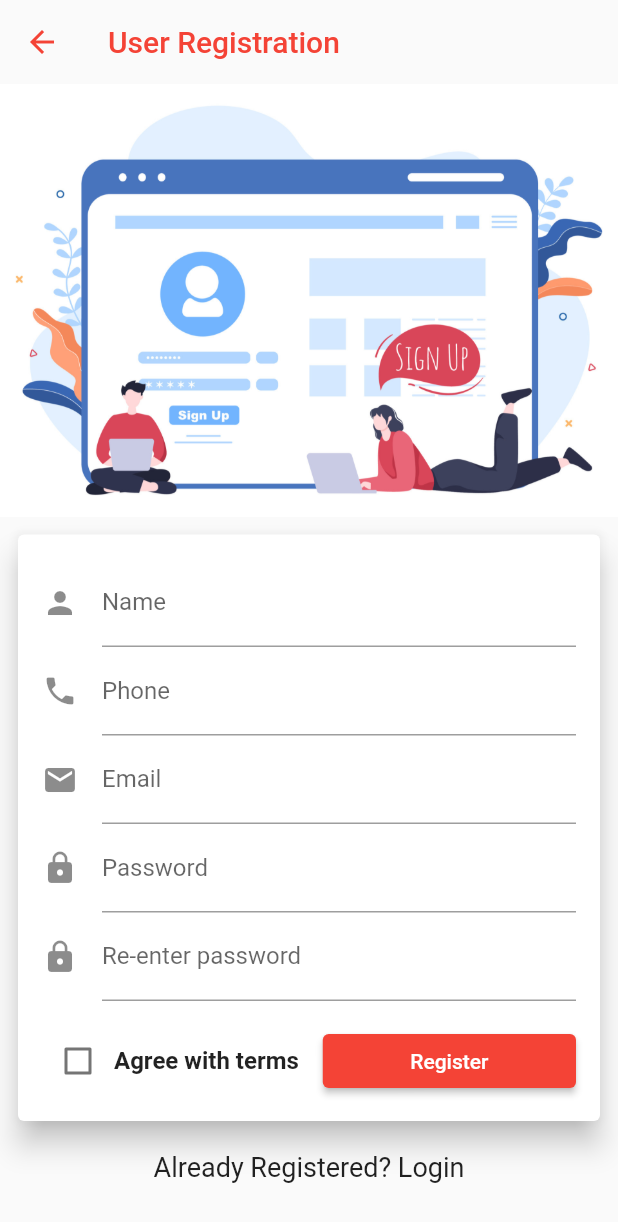
After one commit to ahmadhanis/FlutterA222, a Flutter app: the screen it shows after launch, item 3 of the bottom bar chosen, after a tap on "REGISTRATION", on a phone screen of 412 x 824 dp. The commit adds this screen. Shown: the top 1222 px of the screen. Run offline on Flutter 3.47's test engine with Material 2 defaults, Android fonts, the phone set to English and light mode, and no system bars; our stand-ins replace audioplayers, google_fonts, shared_preferences.

Commit message:
MyNelayan
UI update
Server script
User class

```diff
--- a/mynelayan/lib/main.dart
+++ b/mynelayan/lib/main.dart
@@ -1,4 +1,5 @@
 import 'package:flutter/material.dart';
+import 'package:google_fonts/google_fonts.dart';
 
 import 'splashscreen.dart';
 
@@ -15,6 +16,10 @@ class MyApp extends StatelessWidget {
       title: 'MyNelayan',
       theme: ThemeData(
         primarySwatch: Colors.red,
+        textTheme: GoogleFonts.aBeeZeeTextTheme(
+          Theme.of(context)
+              .textTheme, // If this is not set, then ThemeData.light().textTheme is used.
+        ),
       ),
       home: const SplashScreen(),
     );
--- /dev/null
+++ b/mynelayan/lib/models/user.dart
@@ -0,0 +1,40 @@
+class User {
+  String? id;
+  String? email;
+  String? name;
+  String? phone;
+  String? password;
+  String? otp;
+  String? datereg;
+
+  User(
+      {this.id,
+      this.email,
+      this.name,
+      this.phone,
+      this.password,
+      this.otp,
+      this.datereg});
+
+  User.fromJson(Map<String, dynamic> json) {
+    id = json['id'];
+    email = json['email'];
+    name = json['name'];
+    phone = json['phone'];
+    password = json['password'];
+    otp = json['otp'];
+    datereg = json['datereg'];
+  }
+
+  Map<String, dynamic> toJson() {
+    final Map<String, dynamic> data = <String, dynamic>{};
+    data['id'] = id;
+    data['email'] = email;
+    data['name'] = name;
+    data['phone'] = phone;
+    data['password'] = password;
+    data['otp'] = otp;
+    data['datereg'] = datereg;
+    return data;
+  }
+}
--- /dev/null
+++ b/mynelayan/lib/myconfig.dart
@@ -0,0 +1,3 @@
+class MyConfig{
+  String SERVER = "http://10.19.78.83";
+}
--- a/mynelayan/lib/splashscreen.dart
+++ b/mynelayan/lib/splashscreen.dart
@@ -1,6 +1,11 @@
 import 'dart:async';
+import 'dart:convert';
 import 'package:flutter/material.dart';
+import 'package:mynelayan/myconfig.dart';
 import 'package:mynelayan/views/screens/mainscreen.dart';
+import 'package:shared_preferences/shared_preferences.dart';
+import 'package:http/http.dart' as http;
+import 'models/user.dart';
 
 class SplashScreen extends StatefulWidget {
   const SplashScreen({super.key});
@@ -13,10 +18,12 @@ class SplashScreenState extends State<SplashScreen> {
   @override
   void initState() {
     super.initState();
-    Timer(
-        const Duration(seconds: 3),
-        () => Navigator.pushReplacement(context,
-            MaterialPageRoute(builder: (content) => const MainScreen())));
+    checkAndLogin();
+    //loadPref();
+    // Timer(
+    //     const Duration(seconds: 3),
+    //     () => Navigator.pushReplacement(context,
+    //         MaterialPageRoute(builder: (content) =>  MainScreen())));
   }
 
   @override
@@ -56,4 +63,55 @@ class SplashScreenState extends State<SplashScreen> {
       ],
     ));
   }
+
+  checkAndLogin() async {
+    SharedPreferences prefs = await SharedPreferences.getInstance();
+    String email = (prefs.getString('email')) ?? '';
+    String password = (prefs.getString('pass')) ?? '';
+    bool ischeck = (prefs.getBool('checkbox')) ?? false;
+    late User user;
+    if (ischeck) {
+      http.post(Uri.parse("${MyConfig().SERVER}/mynelayan/php/login_user.php"),
+          body: {"email": email, "password": password}).then((response) {
+        if (response.statusCode == 200) {
+          var jsondata = jsonDecode(response.body);
+          user = User.fromJson(jsondata['data']);
+          Timer(
+              const Duration(seconds: 3),
+              () => Navigator.pushReplacement(
+                  context,
+                  MaterialPageRoute(
+                      builder: (content) => MainScreen(user: user))));
+        } else {
+          user = User(
+              id: "na",
+              name: "na",
+              email: "na",
+              phone: "na",
+              datereg: "na",
+              password: "na",
+              otp: "na");
+          Timer(
+              const Duration(seconds: 3),
+              () => Navigator.pushReplacement(
+                  context,
+                  MaterialPageRoute(
+                      builder: (content) => MainScreen(user: user))));
+        }
+      }).timeout(const Duration(seconds: 5));
+    } else {
+      user = User(
+          id: "na",
+          name: "na",
+          email: "na",
+          phone: "na",
+          datereg: "na",
+          password: "na",
+          otp: "na");
+      Timer(
+          const Duration(seconds: 3),
+          () => Navigator.pushReplacement(context,
+              MaterialPageRoute(builder: (content) => MainScreen(user: user))));
+    }
+  }
 }
--- a/mynelayan/lib/views/screens/buyertabscreen.dart
+++ b/mynelayan/lib/views/screens/buyertabscreen.dart
@@ -1,9 +1,11 @@
 import 'package:flutter/material.dart';
+import 'package:mynelayan/models/user.dart';
 
 //for buyer screen
 
 class BuyerTabScreen extends StatefulWidget {
-  const BuyerTabScreen({super.key});
+  final User user;
+  const BuyerTabScreen({super.key, required this.user});
 
   @override
   State<BuyerTabScreen> createState() => _BuyerTabScreenState();
@@ -27,7 +29,7 @@ class _BuyerTabScreenState extends State<BuyerTabScreen> {
   @override
   Widget build(BuildContext context) {
     return Center(
-      child: Text(maintitle),
+      child: Text(widget.user.email.toString()),
     );
   }
 }
--- a/mynelayan/lib/views/screens/mainscreen.dart
+++ b/mynelayan/lib/views/screens/mainscreen.dart
@@ -2,13 +2,16 @@ import 'package:flutter/material.dart';
 import 'package:mynelayan/views/screens/profiletabscreen.dart';
 import 'package:mynelayan/views/screens/sellertabscreen.dart';
 
+import '../../models/user.dart';
 import 'buyertabscreen.dart';
 import 'newstabscreen.dart';
 
 //for buyer screen
 
 class MainScreen extends StatefulWidget {
-  const MainScreen({super.key});
+  final User user;
+
+  const MainScreen({super.key, required this.user});
 
   @override
   State<MainScreen> createState() => _MainScreenState();
@@ -22,12 +25,13 @@ class _MainScreenState extends State<MainScreen> {
   @override
   void initState() {
     super.initState();
-    print("Buyer");
-    tabchildren = const [
-      BuyerTabScreen(),
-      SellerTabScreen(),
-      ProfileTabScreen(),
-      NewsTabScreen()
+    print(widget.user.name);
+    print("Mainscreen");
+    tabchildren =  [
+      BuyerTabScreen(user: widget.user,),
+      const SellerTabScreen(),
+      const ProfileTabScreen(),
+      const NewsTabScreen()
     ];
   }
 
@@ -40,7 +44,7 @@ class _MainScreenState extends State<MainScreen> {
   @override
   Widget build(BuildContext context) {
     return Scaffold(
-      appBar: AppBar(title: Text(maintitle)),
+      appBar: AppBar(title: Text(maintitle),),
       body: tabchildren[_currentIndex],
       bottomNavigationBar: BottomNavigationBar(
           onTap: onTabTapped,
--- a/mynelayan/lib/views/screens/profiletabscreen.dart
+++ b/mynelayan/lib/views/screens/profiletabscreen.dart
@@ -1,4 +1,6 @@
 import 'package:flutter/material.dart';
+import 'package:mynelayan/views/screens/loginscreen.dart';
+import 'package:mynelayan/views/screens/registrationscreen.dart';
 
 import 'buyertabscreen.dart';
 import 'newstabscreen.dart';
@@ -16,7 +18,7 @@ class ProfileTabScreen extends StatefulWidget {
 class _ProfileTabScreenState extends State<ProfileTabScreen> {
   late List<Widget> tabchildren;
   String maintitle = "Profile";
-
+  late double screenHeight, screenWidth, cardwitdh;
   @override
   void initState() {
     super.initState();
@@ -31,8 +33,55 @@ class _ProfileTabScreenState extends State<ProfileTabScreen> {
 
   @override
   Widget build(BuildContext context) {
+    screenHeight = MediaQuery.of(context).size.height;
+    screenWidth = MediaQuery.of(context).size.width;
     return Center(
-      child: Text(maintitle),
+      child: Column(children: [
+        Container(
+          padding: const EdgeInsets.all(8),
+          height: screenHeight * 0.4,
+          width: screenWidth,
+          child: Card(
+            child: Column(children: [Text("Profile info")]),
+          ),
+        ),
+        Container(
+          width: screenWidth,
+          alignment: Alignment.center,
+          color: Theme.of(context).colorScheme.background,
+          child: const Padding(
+            padding: EdgeInsets.fromLTRB(0, 2, 0, 2),
+            child: Text("PROFILE SETTINGS",
+                style: TextStyle(
+                  fontSize: 16,
+                  fontWeight: FontWeight.bold,
+                )),
+          ),
+        ),
+        Expanded(
+            child: ListView(
+          children: [
+            MaterialButton(
+              onPressed: () {
+                Navigator.push(
+                    context,
+                    MaterialPageRoute(
+                        builder: (content) => const LoginScreen()));
+              },
+              child: const Text("LOGIN"),
+            ),
+            MaterialButton(
+              onPressed: () {
+                Navigator.push(
+                    context,
+                    MaterialPageRoute(
+                        builder: (content) => const RegistrationScreen()));
+              },
+              child: const Text("REGISTRATION"),
+            ),
+          ],
+        ))
+      ]),
     );
   }
 }
--- /dev/null
+++ b/mynelayan/lib/views/screens/registrationscreen.dart
@@ -0,0 +1,285 @@
+import 'dart:convert';
+
+import 'package:flutter/material.dart';
+import 'package:http/http.dart' as http;
+import 'package:mynelayan/myconfig.dart';
+
+class RegistrationScreen extends StatefulWidget {
+  const RegistrationScreen({super.key});
+
+  @override
+  State<RegistrationScreen> createState() => _RegistrationScreenState();
+}
+
+class _RegistrationScreenState extends State<RegistrationScreen> {
+  final TextEditingController _nameEditingController = TextEditingController();
+  final TextEditingController _emailditingController = TextEditingController();
+  final TextEditingController _phonelditingController = TextEditingController();
+  final TextEditingController _passEditingController = TextEditingController();
+  final TextEditingController _pass2EditingController = TextEditingController();
+  bool _isChecked = false;
+  final _formKey = GlobalKey<FormState>();
+  late double screenHeight, screenWidth, cardwitdh;
+
+  @override
+  Widget build(BuildContext context) {
+    screenHeight = MediaQuery.of(context).size.height;
+    screenWidth = MediaQuery.of(context).size.width;
+    return Scaffold(
+      appBar: AppBar(
+        title: const Text("User Registration"),
+        backgroundColor: Colors.transparent,
+        foregroundColor: Theme.of(context).colorScheme.secondary,
+        elevation: 0,
+      ),
+      body: SingleChildScrollView(
+        child: Column(children: [
+          // SvgPicture.asset(
+          //   "assets/images/signup.svg",
+          //   height: screenHeight * 0.35,
+          // ),
+          SizedBox(
+              height: screenHeight * 0.35,
+              width: screenWidth,
+              child: Image.asset(
+                "assets/images/register.jpg",
+                fit: BoxFit.cover,
+              )),
+          Padding(
+            padding: const EdgeInsets.all(8.0),
+            child: Card(
+              elevation: 8,
+              child: Container(
+                margin: const EdgeInsets.all(16),
+                child: Column(children: [
+                  Form(
+                    key: _formKey,
+                    child: Column(children: [
+                      TextFormField(
+                          controller: _nameEditingController,
+                          validator: (val) => val!.isEmpty || (val.length < 5)
+                              ? "name must be longer than 5"
+                              : null,
+                          keyboardType: TextInputType.text,
+                          decoration: const InputDecoration(
+                              labelText: 'Name',
+                              labelStyle: TextStyle(),
+                              icon: Icon(Icons.person),
+                              focusedBorder: OutlineInputBorder(
+                                borderSide: BorderSide(width: 2.0),
+                              ))),
+                      TextFormField(
+                          keyboardType: TextInputType.phone,
+                          validator: (val) => val!.isEmpty || (val.length < 10)
+                              ? "phone must be longer or equal than 10"
+                              : null,
+                          controller: _phonelditingController,
+                          decoration: const InputDecoration(
+                              labelText: 'Phone',
+                              labelStyle: TextStyle(),
+                              icon: Icon(Icons.phone),
+                              focusedBorder: OutlineInputBorder(
+                                borderSide: BorderSide(width: 2.0),
+                              ))),
+                      TextFormField(
+                          controller: _emailditingController,
+                          validator: (val) => val!.isEmpty ||
+                                  !val.contains("@") ||
+                                  !val.contains(".")
+                              ? "enter a valid email"
+                              : null,
+                          keyboardType: TextInputType.emailAddress,
+                          decoration: const InputDecoration(
+                              labelText: 'Email',
+                              labelStyle: TextStyle(),
+                              icon: Icon(Icons.email),
+                              focusedBorder: OutlineInputBorder(
+                                borderSide: BorderSide(width: 2.0),
+                              ))),
+                      TextFormField(
+                          controller: _passEditingController,
+                          validator: (val) => val!.isEmpty || (val.length < 5)
+                              ? "password must be longer than 5"
+                              : null,
+                          obscureText: true,
+                          decoration: const InputDecoration(
+                              labelText: 'Password',
+                              labelStyle: TextStyle(),
+                              icon: Icon(Icons.lock),
+                              focusedBorder: OutlineInputBorder(
+                                borderSide: BorderSide(width: 2.0),
+                              ))),
+                      TextFormField(
+                          controller: _pass2EditingController,
+                          validator: (val) => val!.isEmpty || (val.length < 5)
+                              ? "password must be longer than 5"
+                              : null,
+                          obscureText: true,
+                          decoration: const InputDecoration(
+                              labelText: 'Re-enter password',
+                              labelStyle: TextStyle(),
+                              icon: Icon(Icons.lock),
+                              focusedBorder: OutlineInputBorder(
+                                borderSide: BorderSide(width: 2.0),
+                              ))),
+                      const SizedBox(
+                        height: 16,
+                      ),
+                      Row(
+                        children: [
+                          Checkbox(
+                            value: _isChecked,
+                            onChanged: (bool? value) {
+                              if (!_isChecked) {
+                                ScaffoldMessenger.of(context).showSnackBar(
+                                    const SnackBar(
+                                        content: Text(
+                                            "Terms have been read and accepted.")));
+                              }
+                              setState(() {
+                                _isChecked = value!;
+                              });
+                            },
+                          ),
+                          GestureDetector(
+                            onTap: null,
+                            child: const Text('Agree with terms',
+                                style: TextStyle(
+                                  fontSize: 16,
+                                  fontWeight: FontWeight.bold,
+                                )),
+                          ),
+                          const SizedBox(
+                            width: 16,
+                          ),
+                          Expanded(
+                              child: ElevatedButton(
+                                  onPressed: onRegisterDialog,
+                                  child: const Text("Register")))
+                        ],
+                      )
+                    ]),
+                  )
+                ]),
+              ),
+            ),
+          ),
+          const SizedBox(
+            height: 8,
+          ),
+          GestureDetector(
+            onTap: _goLogin,
+            child: const Text(
+              "Already Registered? Login",
+              style: TextStyle(
+                fontSize: 18,
+              ),
+            ),
+          ),
+          const SizedBox(
+            height: 16,
+          ),
+        ]),
+      ),
+    );
+  }
+
+  void onRegisterDialog() {
+    if (!_formKey.currentState!.validate()) {
+      ScaffoldMessenger.of(context)
+          .showSnackBar(const SnackBar(content: Text("Check your input")));
+      return;
+    }
+    if (!_isChecked) {
+      ScaffoldMessenger.of(context).showSnackBar(const SnackBar(
+          content: Text("Please agree with terms and conditions")));
+      return;
+    }
+    String passa = _passEditingController.text;
+    String passb = _pass2EditingController.text;
+    if (passa != passb) {
+      ScaffoldMessenger.of(context)
+          .showSnackBar(const SnackBar(content: Text("Check your password")));
+      return;
+    }
+
+    showDialog(
+      context: context,
+      builder: (BuildContext context) {
+        return AlertDialog(
+          shape: const RoundedRectangleBorder(
+              borderRadius: BorderRadius.all(Radius.circular(10.0))),
+          title: const Text(
+            "Register new account?",
+            style: TextStyle(),
+          ),
+          content: const Text("Are you sure?", style: TextStyle()),
+          actions: <Widget>[
+            TextButton(
+              child: const Text(
+                "Yes",
+                style: TextStyle(),
+              ),
+              onPressed: () {
+                Navigator.of(context).pop();
+                registerUser();
+              },
+            ),
+            TextButton(
+              child: const Text(
+                "No",
+                style: TextStyle(),
+              ),
+              onPressed: () {
+                Navigator.of(context).pop();
+              },
+            ),
+          ],
+        );
+      },
+    );
+  }
+
+  void registerUser() {
+    showDialog(
+      context: context,
+      builder: (BuildContext context) {
+        return const AlertDialog(
+          title: Text("Please Wait"),
+          content: Text("Registration..."),
+        );
+      },
+    );
+    String name = _nameEditingController.text;
+    String email = _emailditingController.text;
+    String phone = _phonelditingController.text;
+    String passa = _passEditingController.text;
+
+    http.post(Uri.parse("${MyConfig().SERVER}/mynelayan/php/register_user.php"),
+        body: {
+          "name": name,
+          "email": email,
+          "phone": phone,
+          "password": passa,
+        }).then((response) {
+      // print(response.body);
+      if (response.statusCode == 200) {
+        var jsondata = jsonDecode(response.body);
+        if (jsondata['status'] == 'success') {
+          ScaffoldMessenger.of(context).showSnackBar(
+              const SnackBar(content: Text("Registration Success")));
+        } else {
+          ScaffoldMessenger.of(context).showSnackBar(
+              const SnackBar(content: Text("Registration Failed")));
+        }
+        Navigator.pop(context);
+      } else {
+        ScaffoldMessenger.of(context)
+            .showSnackBar(const SnackBar(content: Text("Registration Failed")));
+        Navigator.pop(context);
+      }
+    });
+  }
+
+  void _goLogin() {}
+}
--- a/mynelayan/pubspec.yaml
+++ b/mynelayan/pubspec.yaml
@@ -35,6 +35,10 @@ dependencies:
   # The following adds the Cupertino Icons font to your application.
   # Use with the CupertinoIcons class for iOS style icons.
   cupertino_icons: ^1.0.2
+  http: ^0.13.6
+  flutter_svg: ^2.0.5
+  google_fonts: ^4.0.4
+  shared_preferences: ^2.1.1
 
 dev_dependencies:
   flutter_test:
```
Also changed, not shown: mynelayan/lib/views/screens/loginscreen.dart (added, +259 -0 lines), mynelayan/assets/images/login.jpg (added), mynelayan/assets/images/login.png (added), mynelayan/assets/images/login.svg (added), mynelayan/assets/images/login1.png (added), mynelayan/assets/images/register.jpg (added), mynelayan/assets/images/signup.svg (added), mynelayan/pubspec.lock, 5 other files.
